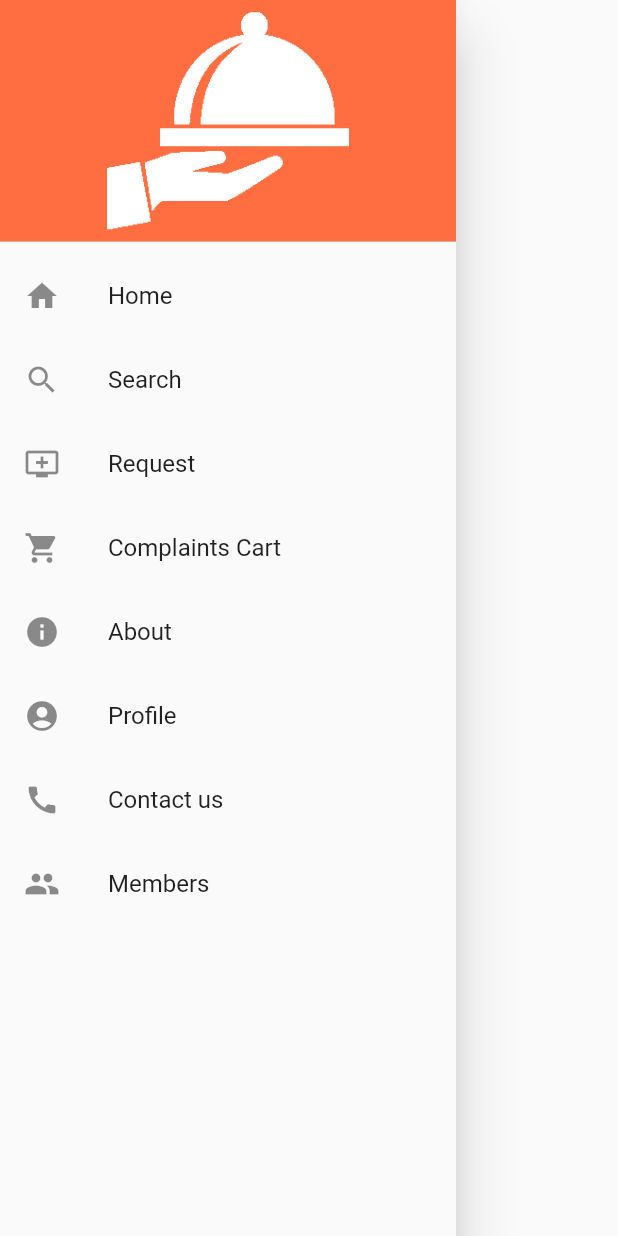
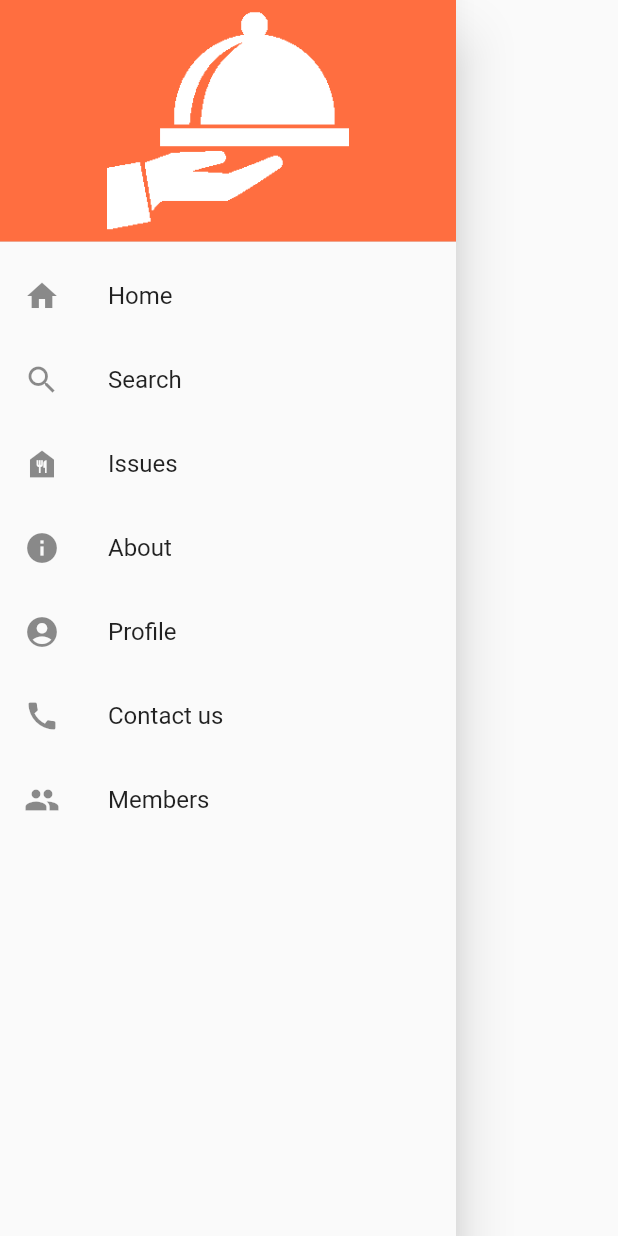
Before and after one commit to Sakshi0110/mess-management, a Flutter app: the AppDrawer widget shown alone on an empty page, opened directly, on a phone screen of 412 x 824 dp. Run offline on Flutter 3.47's test engine with Material 2 defaults, Android fonts, the phone set to English and light mode, and no system bars; our stand-ins replace cloud_firestore, firebase_core; accounts and stored records are empty.

Commit message:
Added few changes to the Issues page
Complaints and requests can be identified seperately, can be displayed with username and time.

```diff
--- a/lib/main.dart
+++ b/lib/main.dart
@@ -35,9 +35,9 @@ class _MyAppState extends State<MyApp> {
   Widget build(BuildContext context) {
     return MaterialApp(initialRoute: "/home", routes: <String, WidgetBuilder>{
       '/home': (BuildContext context) =>
-      firebaseConnected ? Home() : LoadingPage(),
+          firebaseConnected ? Home() : LoadingPage(),
       '/about': (BuildContext context) => new AboutPage(),
-      '/complaints': (BuildContext context) => new ComplaintsPage(),
+      '/issues': (BuildContext context) => new ComplaintsPage(),
     });
   }
 }
--- a/lib/views/drawer.dart
+++ b/lib/views/drawer.dart
@@ -28,15 +28,11 @@ class AppDrawer extends StatelessWidget {
           title: Text('Search'),
         ),
         ListTile(
-          leading: Icon(Icons.add_to_queue),
-          title: Text('Request'),
-        ),
-        ListTile(
-          leading: Icon(Icons.shopping_cart),
-            title: Text('Complaints Cart'),
+            leading: Icon(Icons.food_bank),
+            title: Text('Issues'),
             onTap: () {
               Navigator.of(context).pop();
-              Navigator.pushReplacementNamed(context, '/complaints');
+              Navigator.pushReplacementNamed(context, '/issues');
             }),
         ListTile(
             leading: Icon(Icons.info),
```
Also changed, not shown: lib/views/complaints.dart (+102 -11 lines).
